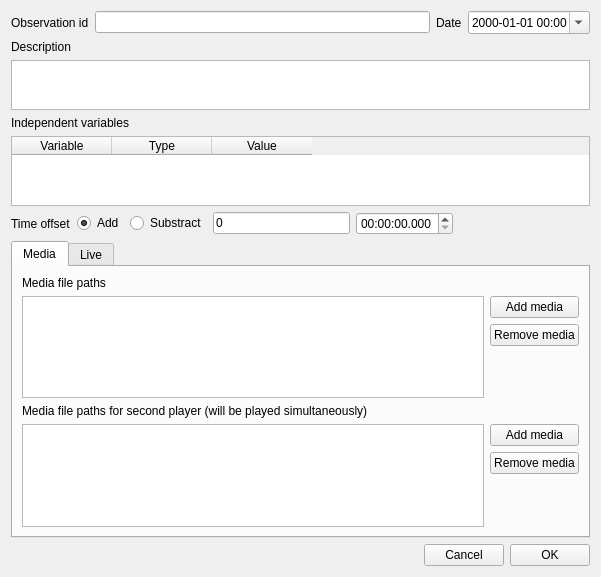
Before: the Qt Designer form observation.ui in olivierfriard/BORIS, drawn with Qt 5.
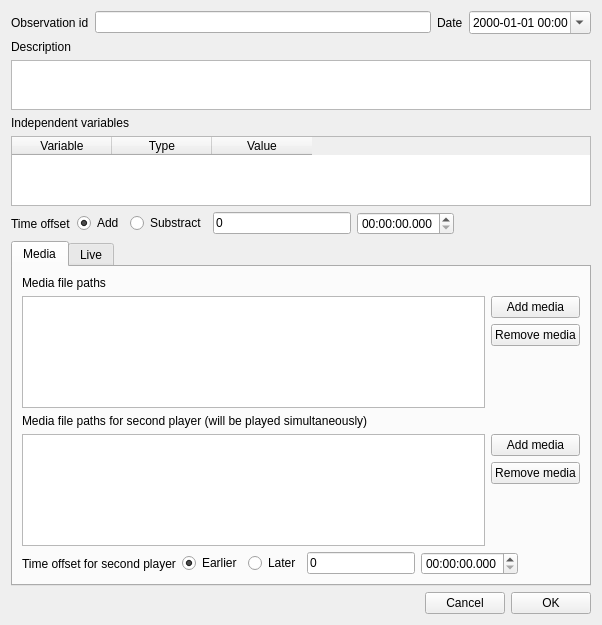
After: the same form once the commit is applied.

```diff
--- a/observation.ui
+++ b/observation.ui
@@ -6,8 +6,8 @@
    <rect>
     <x>0</x>
     <y>0</y>
-    <width>601</width>
-    <height>577</height>
+    <width>602</width>
+    <height>625</height>
    </rect>
   </property>
   <property name="windowTitle">
@@ -290,6 +290,61 @@
            </item>
           </layout>
          </item>
+         <item>
+          <layout class="QHBoxLayout" name="horizontalLayout_7">
+           <item>
+            <widget class="QLabel" name="lbTimeOffset_2">
+             <property name="text">
+              <string>Time offset for second player</string>
+             </property>
+            </widget>
+           </item>
+           <item>
+            <widget class="QRadioButton" name="rbEarlier">
+             <property name="text">
+              <string>Earlier</string>
+             </property>
+             <property name="checked">
+              <bool>true</bool>
+             </property>
+            </widget>
+           </item>
+           <item>
+            <widget class="QRadioButton" name="rbLater">
+             <property name="text">
+              <string>Later</string>
+             </property>
+            </widget>
+           </item>
+           <item>
+            <widget class="QLineEdit" name="leTimeOffset_2">
+             <property name="text">
+              <string>0</string>
+             </property>
+            </widget>
+           </item>
+           <item>
+            <widget class="QTimeEdit" name="teTimeOffset_2">
+             <property name="displayFormat">
+              <string>hh:mm:ss.zzz</string>
+             </property>
+            </widget>
+           </item>
+           <item>
+            <spacer name="horizontalSpacer_4">
+             <property name="orientation">
+              <enum>Qt::Horizontal</enum>
+             </property>
+             <property name="sizeHint" stdset="0">
+              <size>
+               <width>40</width>
+               <height>20</height>
+              </size>
+             </property>
+            </spacer>
+           </item>
+          </layout>
+         </item>
         </layout>
        </widget>
        <widget class="QWidget" name="tabLive">
```
